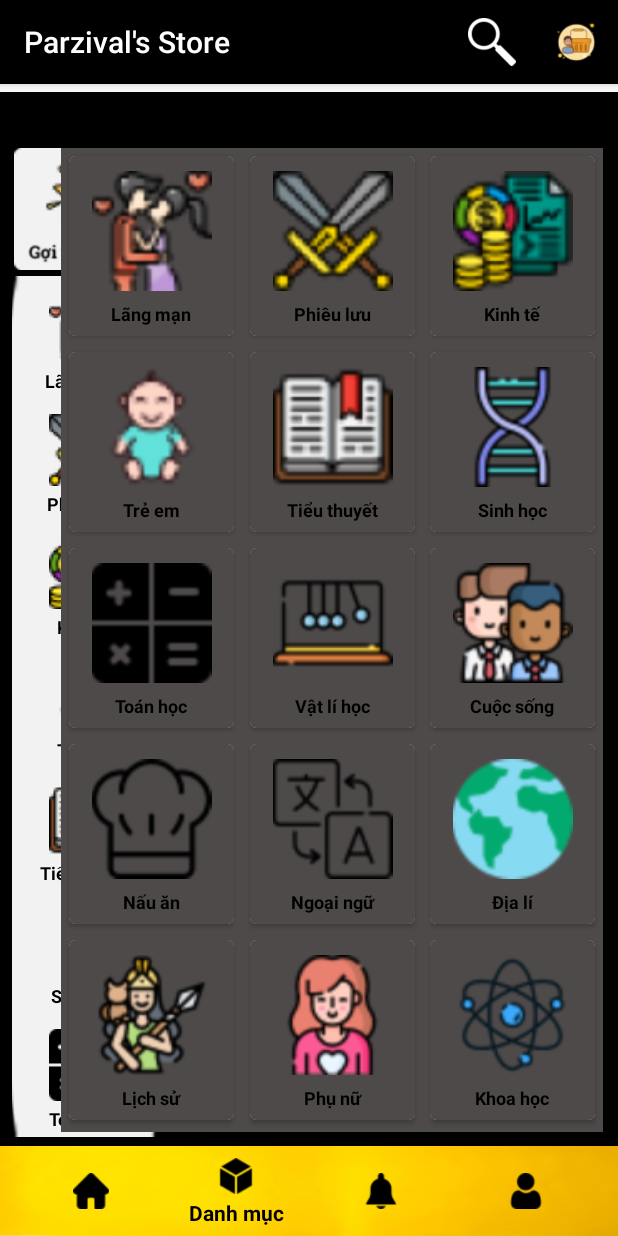
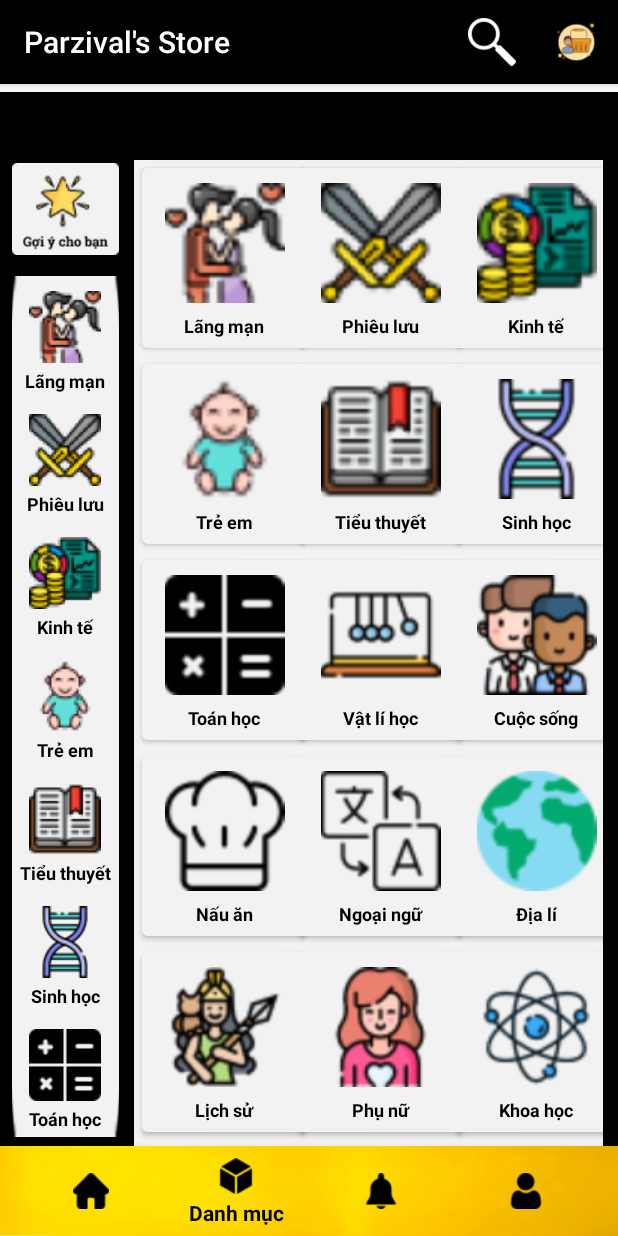
Before and after one commit to minhthuan-rgb/LTDD_TH71_Nhom5, an Android app: the CategoryFragment screen opened through its navigation route, on a phone screen of 412 x 824 dp. Run offline under Robolectric (Android 15) with nearby library versions, the phone set to English and light mode, and no system bars; our stand-ins replace navigation-ui.

Commit message:
FixLocationCategory
thêm weight zô

```diff
--- a/app/src/main/res/layout/fragment_category.xml
+++ b/app/src/main/res/layout/fragment_category.xml
@@ -1,5 +1,5 @@
 <?xml version="1.0" encoding="utf-8"?>
-<androidx.constraintlayout.widget.ConstraintLayout
+<androidx.appcompat.widget.LinearLayoutCompat
     xmlns:android="http://schemas.android.com/apk/res/android"
     xmlns:app="http://schemas.android.com/apk/res-auto"
     xmlns:tools="http://schemas.android.com/tools"
@@ -7,11 +7,21 @@
     android:layout_height="match_parent"
     android:layout_marginTop="5dp"
     android:background="@color/colorBackground"
+    android:orientation="horizontal"
+    android:weightSum="4"
     tools:context=".ui.category.CategoryFragment">
+
+    <LinearLayout
+        android:layout_width="wrap_content"
+        android:layout_height="wrap_content"
+        android:orientation="vertical"
+        app:layout_constraintStart_toStartOf="parent"
+        app:layout_constraintTop_toTopOf="parent"
+        android:layout_weight="1">
 
         <ImageView
             android:id="@+id/imageView2"
-        android:layout_width="97dp"
+            android:layout_width="match_parent"
             android:layout_height="81dp"
             android:layout_marginStart="8dp"
             android:layout_marginLeft="8dp"
@@ -22,7 +32,7 @@
 
         <LinearLayout
             android:id="@+id/linearLayout5"
-        android:layout_width="97dp"
+            android:layout_width="match_parent"
             android:layout_height="wrap_content"
             android:layout_marginStart="8dp"
             android:layout_marginLeft="8dp"
@@ -115,19 +125,19 @@
                 android:textColor="#000000"
                 android:textSize="12sp"
                 android:textStyle="bold" />
-
+        </LinearLayout>
     </LinearLayout>
 
     <androidx.recyclerview.widget.RecyclerView
         android:id="@+id/recView_Category"
-        android:layout_width="361dp"
-        android:layout_height="656dp"
-        android:layout_marginTop="32dp"
-        android:layout_marginEnd="10dp"
+        android:layout_width="match_parent"
+        android:layout_height="657dp"
+        android:layout_marginLeft="10dp"
+        android:layout_marginTop="40dp"
         android:layout_marginRight="10dp"
-        android:background="@color/backgroundSearch"
+        android:layout_marginBottom="10dp"
+        android:layout_weight="3"
+        android:background="#F2F2F2"
         app:layout_constraintEnd_toEndOf="parent"
         app:layout_constraintTop_toTopOf="parent" />
-
-    >>>>>>> 4e2533cd63fe6f59ce4ef60928220beaba14491a
-</androidx.constraintlayout.widget.ConstraintLayout>
+</androidx.appcompat.widget.LinearLayoutCompat>
--- a/app/src/main/res/layout/item_category.xml
+++ b/app/src/main/res/layout/item_category.xml
@@ -10,10 +10,10 @@
     app:cardCornerRadius="4dp">
 
     <LinearLayout
-        android:orientation="vertical"
         android:layout_width="match_parent"
         android:layout_height="match_parent"
-        android:background="@color/backgroundSearch">
+        android:background="#F2F2F2"
+        android:orientation="vertical">
 
         <ImageView
             android:id="@+id/imageCategory"
```
Also changed, not shown: 1 other file. Lines whose indentation alone changed are shown as unchanged.
